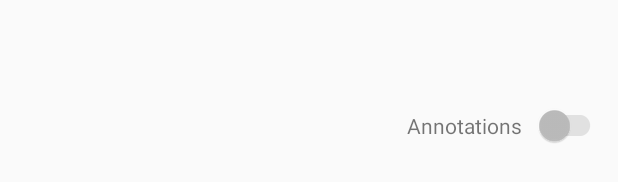
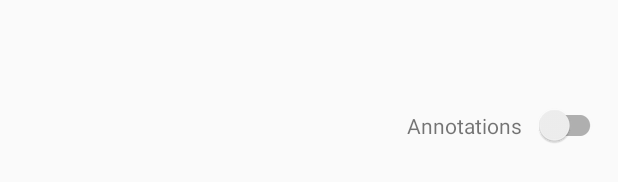
Before and after one commit to mehdiataei/Probo, an Android app: the layout article_action_switch_heatmap.xml on its own in the app's theme, with its tools: preview values and no code run, on a phone screen of 412 x 824 dp. Shown: the part 492-674 px from the top of the screen. Run offline under Robolectric (Android 15) with nearby library versions, the phone set to English and light mode, and no system bars; plain views replace RMSwitch.

Commit message:
Fixed animated heatmap switch crashing bug

```diff
--- a/app/src/main/java/com/utoronto/ece1778/probo/News/ArticleFragment.java
+++ b/app/src/main/java/com/utoronto/ece1778/probo/News/ArticleFragment.java
@@ -208,6 +208,7 @@ public class ArticleFragment extends Fragment
         heatmapSwitch.addSwitchObserver(handleHeatmapSwitch);
 
         if (article.hasLoaded()) {
+
             heatmapSwitch.setEnabled(true);
         }
 
@@ -245,6 +246,7 @@ public class ArticleFragment extends Fragment
                 populateArticle(!specificAnnotation);
 
                 if (heatmapSwitch != null) {
+
                     heatmapSwitch.setEnabled(true);
 
                 }
--- a/app/src/main/res/layout/article_action_switch_heatmap.xml
+++ b/app/src/main/res/layout/article_action_switch_heatmap.xml
@@ -21,7 +21,7 @@
         android:layout_centerVertical="true"
         android:layout_marginStart="8dp"
         android:layout_toEndOf="@id/heatmap_switch_title"
-        android:enabled="false"
+        app:enabled="false"
         android:scaleX="1"
         android:scaleY="1"
         app:forceAspectRatio="false"
```
